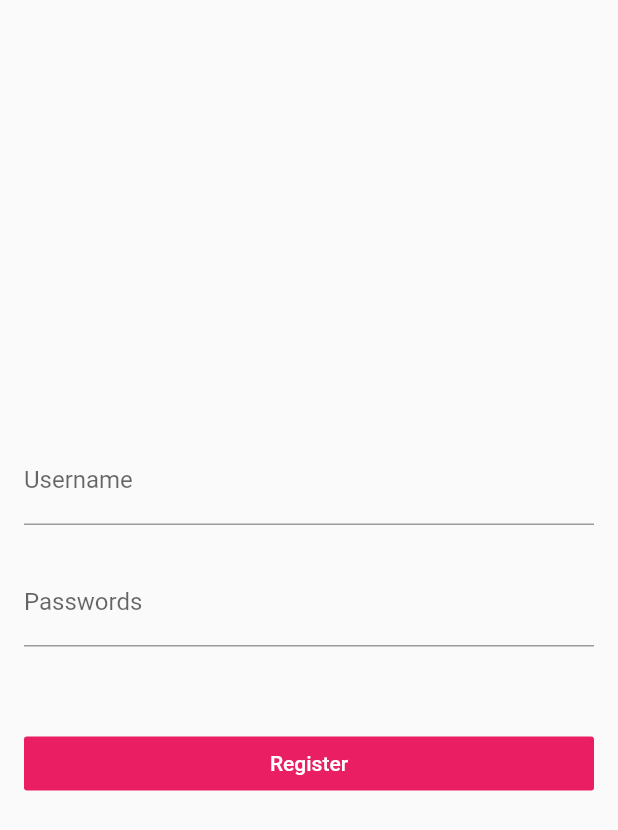
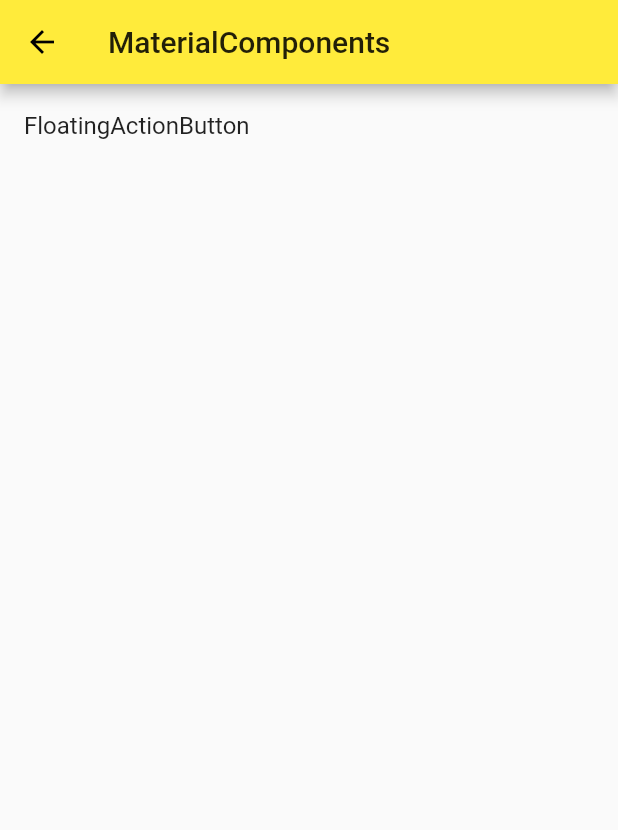
Before and after one commit to yanhao98/ninghao_flutter, a Flutter app: the screen it shows after launch, on a phone screen of 412 x 824 dp. Shown: the top 830 px of the screen. Run offline on Flutter 3.47's test engine with Material 2 defaults, Android fonts, the phone set to English and light mode, and no system bars.

Commit message:
项目准备

```diff
--- a/lib/demo/form_demo.dart
+++ b/lib/demo/form_demo.dart
@@ -1,4 +1,3 @@
-import 'package:flutter/cupertino.dart';
 import 'package:flutter/material.dart';
 
 class FormDemo extends StatelessWidget {
--- /dev/null
+++ b/lib/demo/material_components.dart
@@ -0,0 +1,50 @@
+import 'package:flutter/material.dart';
+
+class MaterialComponents extends StatelessWidget {
+  @override
+  Widget build(BuildContext context) {
+    return Scaffold(
+      appBar: AppBar(
+        title: Text('MaterialComponents'),
+      ),
+      body: ListView(
+        children: <Widget>[
+          ListItem(
+            title: 'FloatingActionButton',
+            page: FloatingActionButtonDemo(),
+          )
+        ],
+      ),
+    );
+  }
+}
+
+class FloatingActionButtonDemo extends StatelessWidget {
+  @override
+  Widget build(BuildContext context) {
+    return Scaffold(
+      appBar: AppBar(
+        title: Text('FloatingActionButtonDemo'),
+      ),
+    );
+  }
+}
+
+class ListItem extends StatelessWidget {
+  final String title;
+  final Widget page;
+
+  const ListItem({Key key, this.title, this.page}) : super(key: key);
+
+  @override
+  Widget build(BuildContext context) {
+    return ListTile(
+      title: Text(title),
+      onTap: () {
+        Navigator.of(context).push(MaterialPageRoute(
+          builder: (context) => page,
+        ));
+      },
+    );
+  }
+}
--- a/lib/main.dart
+++ b/lib/main.dart
@@ -1,6 +1,7 @@
 import 'package:flutter/material.dart';
 import 'package:ninghao_flutter/demo/basic_demo.dart';
 import 'package:ninghao_flutter/demo/form_demo.dart';
+import 'package:ninghao_flutter/demo/material_components.dart';
 import 'package:ninghao_flutter/demo/navigator_demo.dart';
 import 'package:ninghao_flutter/demo/sliver_deno.dart';
 
@@ -20,12 +21,13 @@ class App extends StatelessWidget {
     return MaterialApp(
       debugShowCheckedModeBanner: true,
       // home: NavigatorDemo(),
-      initialRoute: '/form',
+      initialRoute: '/mdc',
       routes: {
         '/': (context) => Home(),
         // '/': (context) => NavigatorDemo(),
         '/about': (context) => Page(title: 'About'),
         '/form': (context) => FormDemo(),
+        '/mdc': (context) => MaterialComponents(),
       },
       darkTheme: ThemeData.dark(),
       theme: ThemeData(
```
